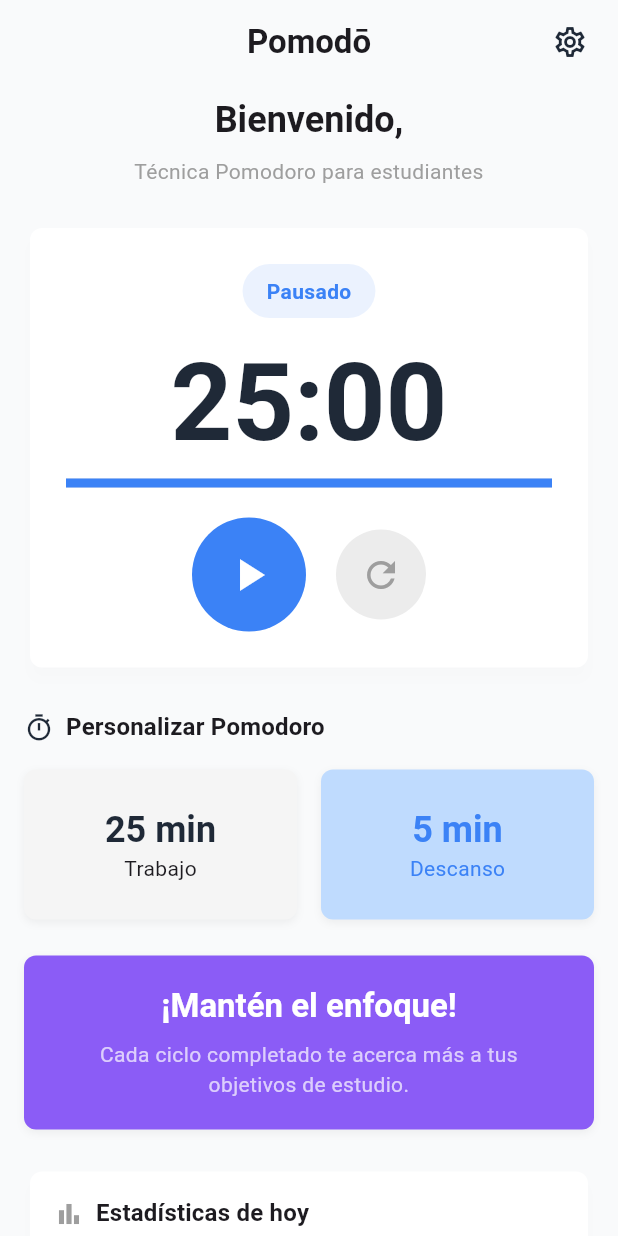
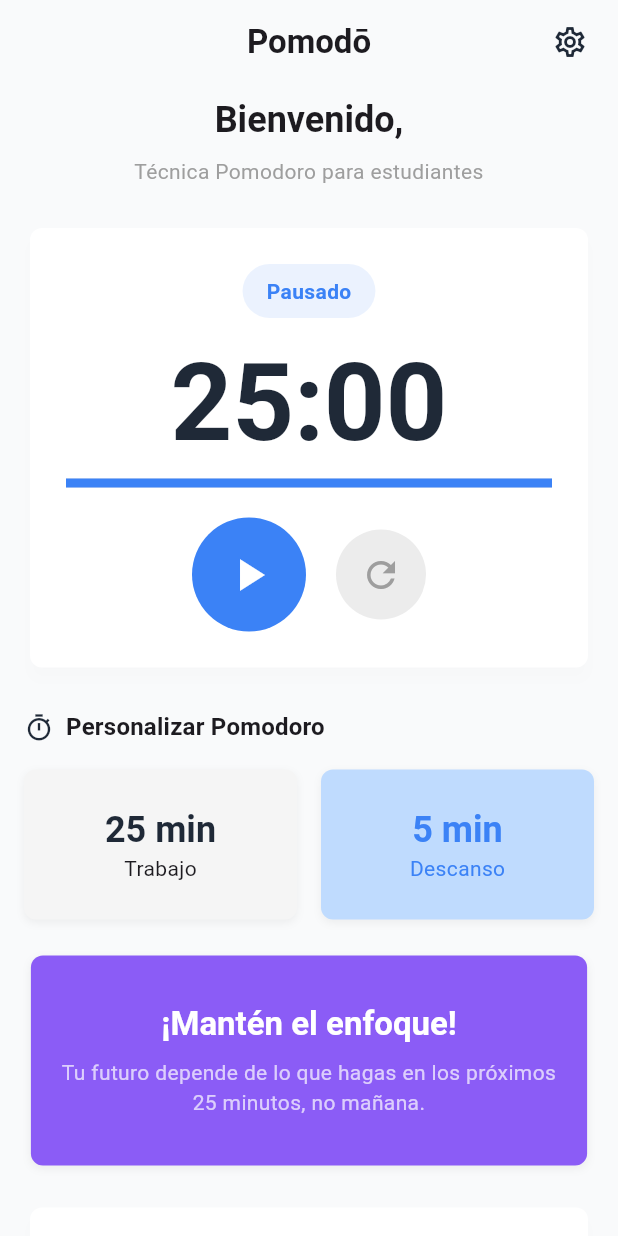
Before and after one commit to LautaroVegaa/Pomodo-app, a Flutter app: the screen it shows once a user with an empty profile is signed in, after a tap on the "refresh" icon, on a phone screen of 412 x 824 dp. Run offline on Flutter 3.47's test engine with Material 3 defaults, Android fonts, the phone set to English and light mode, and no system bars; our stand-ins replace audioplayers, flutter_local_notifications, shared_preferences, supabase_flutter; accounts and stored records are empty.

Commit message:
Improved motivational card: fixed size + smooth fade animation for phrase changes

```diff
--- a/lib/providers/timer_provider.dart
+++ b/lib/providers/timer_provider.dart
@@ -1,4 +1,5 @@
 import 'dart:async';
+import 'dart:math';
 import 'package:flutter/material.dart';
 import 'package:supabase_flutter/supabase_flutter.dart';
 import 'package:shared_preferences/shared_preferences.dart';
@@ -18,7 +19,7 @@ class TimerProvider extends ChangeNotifier {
   bool _autoStartPomodoros = false;
   int _longBreakInterval = 4;
   bool _notificationsEnabled = true;
-  bool _soundEnabled = true; // 🆕 NUEVO
+  bool _soundEnabled = true;
 
   // --- ESTADO DEL TEMPORIZADOR ---
   int _remainingTimeSeconds = 25 * 60;
@@ -29,6 +30,56 @@ class TimerProvider extends ChangeNotifier {
 
   String _userName = "Usuario";
   DateTime _lastUpdatedDate = DateTime.now();
+
+  // --- FRASES MOTIVACIONALES ---
+  final List<String> focusPhrases = [
+    "Nadie lo va a hacer por vos. O lo hacés ahora, o seguís soñando con hacerlo algún día.",
+    "No te distraigas: cada vez que lo hacés, elegís postergar la vida que querés.",
+    "Mientras dudás, alguien más está avanzando.",
+    "El tiempo que perdés no vuelve. Nunca.",
+    "No estás cansado. Estás evitando crecer.",
+    "No busques excusas, buscá resultados.",
+    "Cada Pomodoro que terminás es una promesa cumplida con vos mismo. Romperla duele más.",
+    "Querías resultados distintos, pero seguís haciendo lo mismo.",
+    "No sos tu potencial, sos lo que hacés cada día.",
+    "El sacrificio de hoy es la libertad de mañana.",
+    "Tu futuro depende de lo que hagas en los próximos 25 minutos, no mañana.",
+    "Si no soportás el esfuerzo, vas a tener que soportar las consecuencias.",
+    "Tus metas no te están esperando, se las está llevando otro que sí trabaja.",
+    "Cada interrupción es una forma de rendirte un poco.",
+    "No te falta tiempo. Te falta decisión.",
+  ];
+
+  final List<String> breakPhrases = [
+    "Respirá. No estás frenando, estás recargando.",
+    "Tomate este momento para recuperar energía, no para rendirte.",
+    "Descansar también es parte del trabajo, si sabés volver.",
+    "Soltá un poco, pero no olvides por qué empezaste.",
+    "Este descanso no es premio ni castigo, es estrategia.",
+    "Aflojá el cuerpo, pero mantené viva la intención.",
+    "Un respiro no borra el progreso, lo refuerza.",
+    "Tu mente necesita pausa, no abandono.",
+    "Usá este descanso para pensar en lo que viene, no en lo que falta.",
+    "Relajate, pero sabé que el reloj vuelve a correr pronto.",
+    "Cuidarte también es disciplina.",
+    "Este momento es tuyo, aprovechalo para volver más claro.",
+    "No se trata de parar, sino de volver mejor.",
+    "Un buen descanso sostiene un buen rendimiento.",
+    "Respirá profundo. La constancia también se entrena descansando.",
+  ];
+
+  String _currentPhrase = "";
+  String get currentPhrase => _currentPhrase;
+
+  void _updateMotivationalPhrase() {
+    final random = Random();
+    if (_currentPhase == PomodoroPhase.work) {
+      _currentPhrase = focusPhrases[random.nextInt(focusPhrases.length)];
+    } else {
+      _currentPhrase = breakPhrases[random.nextInt(breakPhrases.length)];
+    }
+    notifyListeners();
+  }
 
   // --- Notificaciones y Audio ---
   final FlutterLocalNotificationsPlugin flutterLocalNotificationsPlugin =
@@ -51,7 +102,7 @@ class TimerProvider extends ChangeNotifier {
   bool get autoStartPomodoros => _autoStartPomodoros;
   int get longBreakInterval => _longBreakInterval;
   bool get notificationsEnabled => _notificationsEnabled;
-  bool get soundEnabled => _soundEnabled; // 🆕
+  bool get soundEnabled => _soundEnabled;
 
   String get formattedTime {
     int minutes = _remainingTimeSeconds ~/ 60;
@@ -127,7 +178,6 @@ class TimerProvider extends ChangeNotifier {
     notifyListeners();
   }
 
-  // 🆕 Nuevo setter para el sonido
   Future<void> setSoundEnabled(bool value) async {
     _soundEnabled = value;
     final prefs = await SharedPreferences.getInstance();
@@ -145,7 +195,7 @@ class TimerProvider extends ChangeNotifier {
     _autoStartPomodoros = prefs.getBool('auto_start_pomodoros') ?? false;
     _longBreakInterval = prefs.getInt('long_break_interval') ?? 4;
     _notificationsEnabled = prefs.getBool('notifications_enabled') ?? true;
-    _soundEnabled = prefs.getBool('sound_enabled') ?? true; // 🆕
+    _soundEnabled = prefs.getBool('sound_enabled') ?? true;
 
     _remainingTimeSeconds = _workDurationMinutes * 60;
   }
@@ -190,7 +240,6 @@ class TimerProvider extends ChangeNotifier {
 
   // --- Mostrar notificación + reproducir sonido ---
   Future<void> _showNotificationAndPlaySound(PomodoroPhase phase) async {
-    // ✅ Mostrar notificación solo si están habilitadas
     if (_notificationsEnabled) {
       String title;
       String body;
@@ -230,7 +279,6 @@ class TimerProvider extends ChangeNotifier {
       );
     }
 
-    // ✅ Reproducir sonido aunque las notificaciones estén desactivadas
     if (_soundEnabled) {
       try {
         await _audioPlayer.stop();
@@ -342,6 +390,8 @@ class TimerProvider extends ChangeNotifier {
         _remainingTimeSeconds = _shortBreakDurationMinutes * 60;
       }
 
+      _updateMotivationalPhrase(); // ✅ cambia frase al pasar a descanso
+
       if (_autoStartBreaks) {
         startStopTimer();
         return;
@@ -354,6 +404,8 @@ class TimerProvider extends ChangeNotifier {
       }
       _currentPhase = PomodoroPhase.work;
       _remainingTimeSeconds = _workDurationMinutes * 60;
+
+      _updateMotivationalPhrase(); // ✅ cambia frase al pasar a enfoque
 
       if (_autoStartPomodoros) {
         startStopTimer();
@@ -370,6 +422,7 @@ class TimerProvider extends ChangeNotifier {
     _currentPhase = PomodoroPhase.work;
     _currentCycle = 1;
     _remainingTimeSeconds = _workDurationMinutes * 60;
+    _updateMotivationalPhrase(); // ✅ FIX: refresca frase al resetear
     notifyListeners();
   }
 
@@ -382,6 +435,7 @@ class TimerProvider extends ChangeNotifier {
     await _loadDurationsFromPrefs();
     await _loadTodayStats();
     await _initializeNotifications();
+    _updateMotivationalPhrase(); // ✅ FIX: genera primera frase visible
     notifyListeners();
   }
 
--- a/lib/screens/pomodoro_screen.dart
+++ b/lib/screens/pomodoro_screen.dart
@@ -277,10 +277,12 @@ class _PomodoroScreenState extends State<PomodoroScreen> {
                     ],
                   ),
                   const SizedBox(height: 24),
+
                   // Card de motivación
 Center(
   child: Container(
-                      constraints: const BoxConstraints(maxWidth: 400),
+    width: MediaQuery.of(context).size.width * 0.9, // ✅ se adapta al ancho del dispositivo
+    height: 140, // ✅ altura fija
     padding: const EdgeInsets.all(20),
     decoration: BoxDecoration(
       color: const Color(0xFF8B5CF6),
@@ -295,6 +297,7 @@ class _PomodoroScreenState extends State<PomodoroScreen> {
     ),
     child: Column(
       crossAxisAlignment: CrossAxisAlignment.center,
+      mainAxisAlignment: MainAxisAlignment.center, // ✅ centra verticalmente
       children: [
         Text(
           "¡Mantén el enfoque!",
@@ -308,18 +311,26 @@ class _PomodoroScreenState extends State<PomodoroScreen> {
               ),
         ),
         const SizedBox(height: 8),
-                          Text(
-                            "Cada ciclo completado te acerca más a tus objetivos de estudio.",
+        AnimatedSwitcher(
+          duration: const Duration(milliseconds: 400), // ✨ animación suave
+          child: Text(
+            timerProvider.currentPhrase.isNotEmpty
+                ? timerProvider.currentPhrase
+                : "Cada ciclo completado te acerca más a tus objetivos de estudio.",
+            key: ValueKey(timerProvider.currentPhrase),
             textAlign: TextAlign.center,
             style: Theme.of(context)
                 .textTheme
                 .bodyMedium
                 ?.copyWith(color: Colors.white70),
           ),
+        ),
       ],
     ),
   ),
 ),
+
+
                   const SizedBox(height: 24),
                   const PomodoroStatsCard(),
                   const SizedBox(height: 8),
```
Lines whose indentation alone changed are shown as unchanged.
